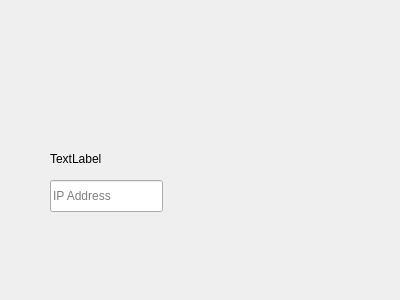
This is TCPSender/tcpsender.ui in onurcevik/Bitirme as Qt 5 draws it before an edit. The edited form follows.
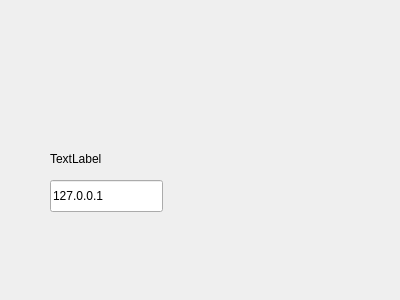
This is the edited form.

Patch:
```diff
--- a/TCPSender/tcpsender.ui
+++ b/TCPSender/tcpsender.ui
@@ -35,6 +35,9 @@
      <height>32</height>
     </rect>
    </property>
+   <property name="text">
+    <string>127.0.0.1</string>
+   </property>
    <property name="placeholderText">
     <string>IP Address</string>
    </property>
```
